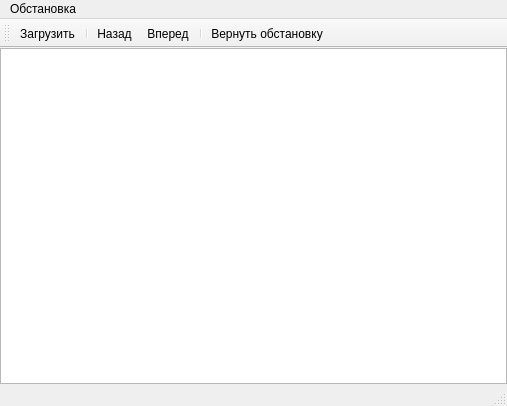
Old version of the form src/actors/robot25d/robot25dwindow.ui in the repository victor-yacovlev/kumir2.
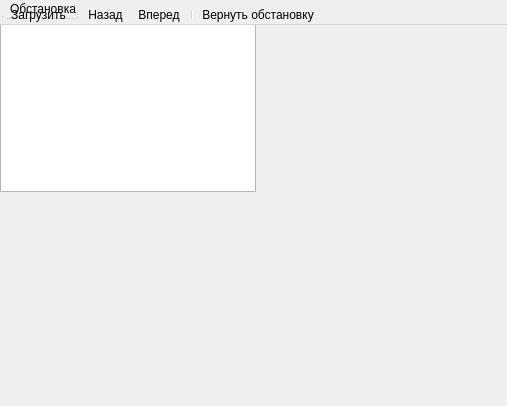
New version of the form.

```diff
--- a/src/actors/robot25d/robot25dwindow.ui
+++ b/src/actors/robot25d/robot25dwindow.ui
@@ -1,7 +1,7 @@
 <?xml version="1.0" encoding="UTF-8"?>
 <ui version="4.0">
  <class>Robot25DWindow</class>
- <widget class="QMainWindow" name="Robot25DWindow">
+ <widget class="QWidget" name="Robot25DWindow">
   <property name="geometry">
    <rect>
     <x>0</x>
```
